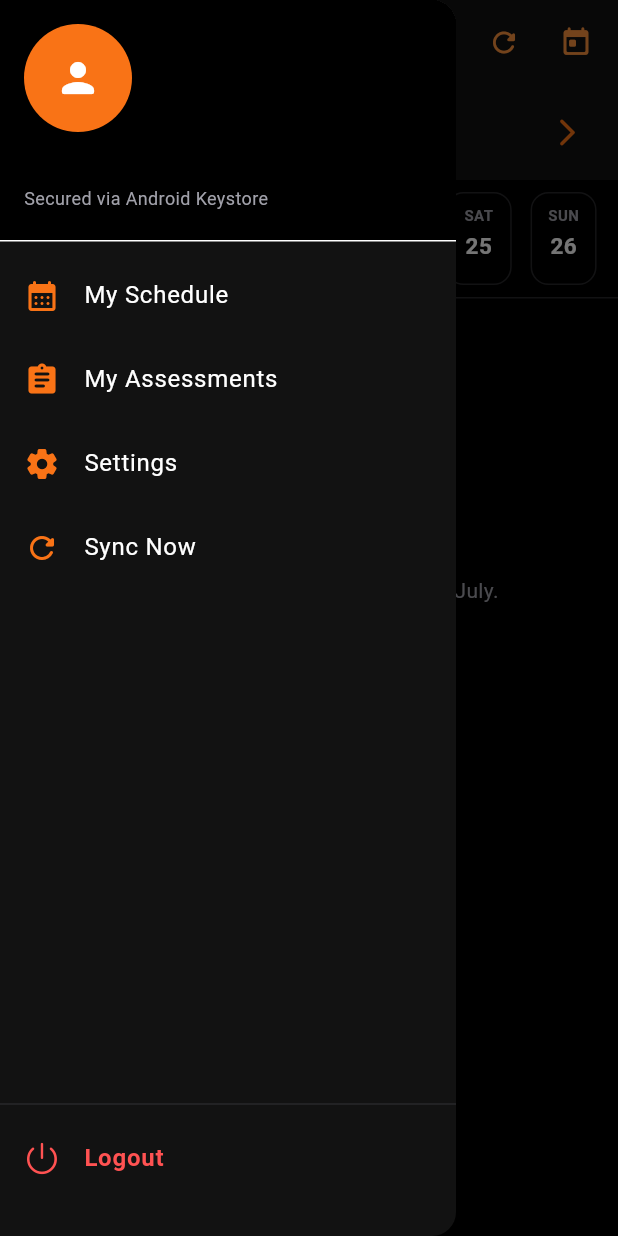
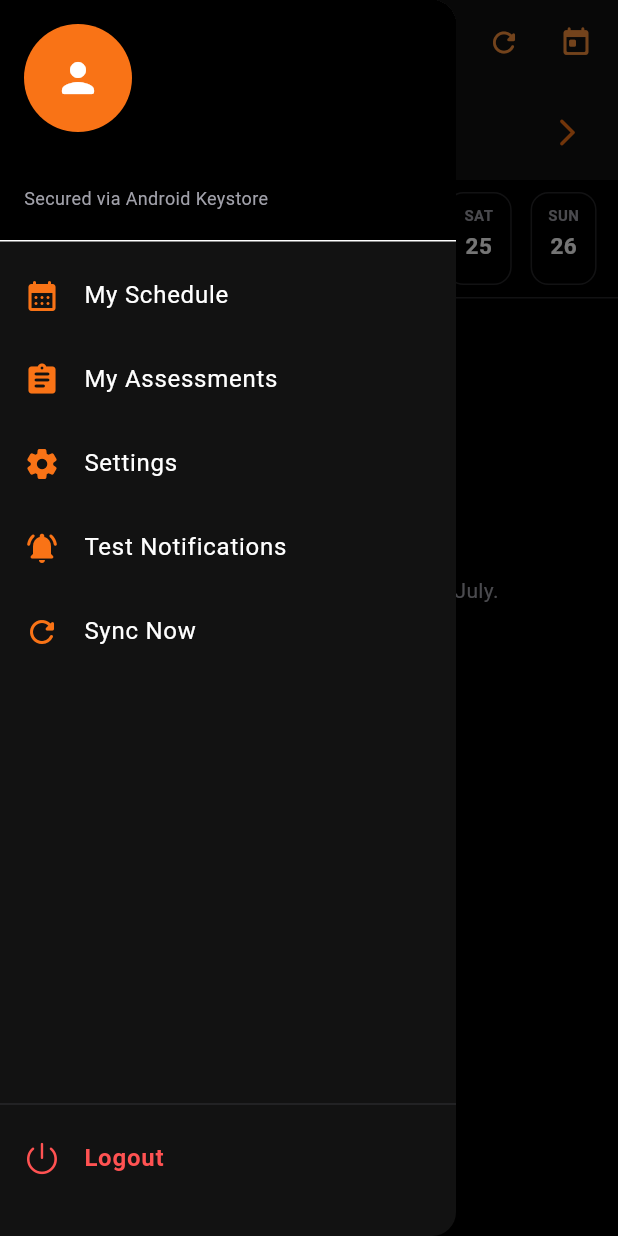
Before and after one commit to CyberViper19/rhul-timetable, a Flutter app: the TimetableDashboardScreen screen opened directly with empty values, with the side drawer open, on a phone screen of 412 x 824 dp. Run offline on Flutter 3.47's test engine with Material 3 defaults, Android fonts, the phone set to English and light mode, and no system bars; our stand-ins replace flutter_local_notifications, flutter_secure_storage, hive_flutter, permission_handler, timezone, webview_flutter; missing offline and left inert: workmanager; accounts and stored records are empty; statements that could not run were skipped.

Commit message:
Add Test Notifications button to Drawer for easy testing of local notifications

```diff
--- a/lib/flutter_background_sync.dart
+++ b/lib/flutter_background_sync.dart
@@ -287,6 +287,15 @@ class TimetableBackgroundSyncEngine {
       notificationDetails: notificationDetails,
     );
   }
+
+  /// Sends a test notification instantly
+  Future<void> sendTestNotification() async {
+    await _showNotification(
+      id: 9999,
+      title: "🧪 Test Notification",
+      body: "Notifications are working perfectly! You'll receive alerts like this when lectures are cancelled or moved.",
+    );
+  }
 }
 
 /// Diff Engine for detecting schedule changes
--- a/lib/main.dart
+++ b/lib/main.dart
@@ -790,6 +790,23 @@ class _TimetableDashboardScreenState extends State<TimetableDashboardScreen> {
                     builder: (ctx) => SettingsScreen(events: widget.events),
                   ),
                 );
+              },
+            ),
+            ListTile(
+              leading: Icon(
+                useIOSStyle ? CupertinoIcons.bell : Icons.notifications_active_rounded,
+                color: activeTheme.key == 'dark' ? activeTheme.textColor : activeTheme.primaryColor,
+              ),
+              title: Text("Test Notifications", style: TextStyle(color: activeTheme.textColor)),
+              onTap: () async {
+                Navigator.pop(context);
+                final syncEngine = TimetableBackgroundSyncEngine();
+                await syncEngine.sendTestNotification();
+                if (mounted) {
+                  ScaffoldMessenger.of(context).showSnackBar(
+                    const SnackBar(content: Text('Test notification sent!')),
+                  );
+                }
               },
             ),
             ListTile(
```
